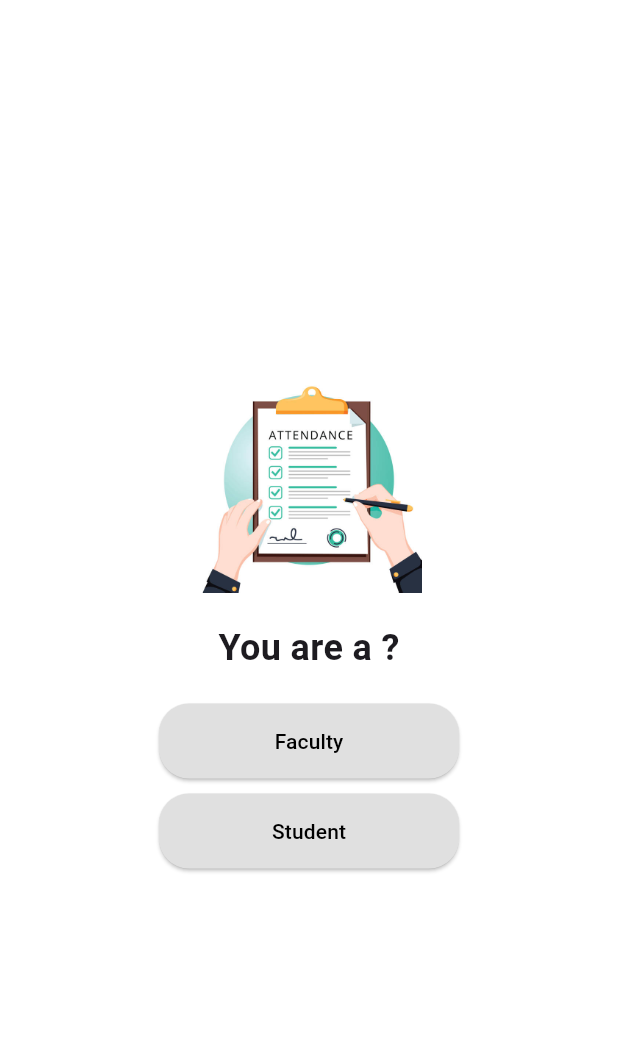
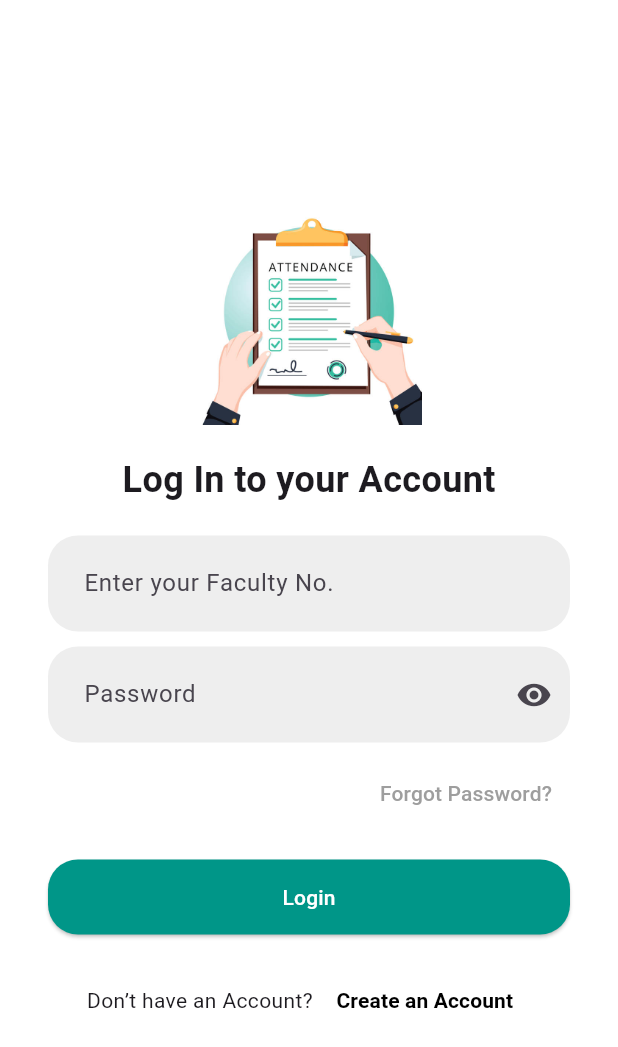
Before and after one commit to Aryanlanghanoja/Appathon_-_CPMAD, a Flutter app: the screen it shows after launch, after a tap on "Faculty", on a phone screen of 412 x 824 dp. Shown: the top 1047 px of the screen. Run offline on Flutter 3.47's test engine with Material 3 defaults, Android fonts, the phone set to English and light mode, and no system bars; our stand-ins replace firebase_core; accounts and stored records are empty.

Commit message:
Added Admin Login Screen

```diff
--- /dev/null
+++ b/quick_attend/lib/screens/admin side/admin_login.dart
@@ -0,0 +1,138 @@
+import 'package:flutter/material.dart';
+
+class AdminLoginScreen extends StatefulWidget {
+  const AdminLoginScreen({super.key});
+
+  @override
+  State<AdminLoginScreen> createState() => _AdminLoginScreenState();
+}
+
+class _AdminLoginScreenState extends State<AdminLoginScreen> {
+  bool _obscurePassword = true;
+
+  @override
+  Widget build(BuildContext context) {
+    return Scaffold(
+      backgroundColor: Colors.white,
+      body: Center(
+        child: Padding(
+          padding: const EdgeInsets.symmetric(horizontal: 32.0),
+          child: Column(
+            mainAxisAlignment: MainAxisAlignment.center,
+            children: [
+              // Display the logo image
+              Image.asset(
+                'assets/Images/Logo.jpg',
+                width: 150,
+                height: 150,
+                fit: BoxFit.cover,
+              ),
+              const SizedBox(height: 20),
+              // Display the login prompt
+              const Text(
+                'Log In to your Account',
+                style: TextStyle(
+                  fontSize: 24,
+                  fontWeight: FontWeight.bold,
+                ),
+              ),
+              const SizedBox(height: 20),
+              // Faculty number text field
+              TextField(
+                decoration: InputDecoration(
+                  hintText: 'Enter your Faculty No.',
+                  filled: true,
+                  fillColor: Colors.grey[200],
+                  contentPadding:
+                      const EdgeInsets.symmetric(vertical: 20, horizontal: 20),
+                  border: OutlineInputBorder(
+                    borderRadius: BorderRadius.circular(20),
+                    borderSide: BorderSide.none,
+                  ),
+                ),
+              ),
+              const SizedBox(height: 10),
+              // Password text field
+              TextField(
+                obscureText: _obscurePassword,
+                decoration: InputDecoration(
+                  hintText: 'Password',
+                  filled: true,
+                  fillColor: Colors.grey[200],
+                  contentPadding:
+                      const EdgeInsets.symmetric(vertical: 20, horizontal: 20),
+                  border: OutlineInputBorder(
+                    borderRadius: BorderRadius.circular(20),
+                    borderSide: BorderSide.none,
+                  ),
+                  suffixIcon: IconButton(
+                    icon: Icon(
+                      _obscurePassword
+                          ? Icons.visibility
+                          : Icons.visibility_off,
+                    ),
+                    onPressed: () {
+                      setState(() {
+                        _obscurePassword = !_obscurePassword;
+                      });
+                    },
+                  ),
+                ),
+              ),
+              const SizedBox(height: 10),
+              // Forgot Password link
+              Align(
+                alignment: Alignment.centerRight,
+                child: TextButton(
+                  onPressed: () {
+                    // Define forgot password action
+                  },
+                  child: const Text(
+                    'Forgot Password?',
+                    style: TextStyle(color: Colors.grey),
+                  ),
+                ),
+              ),
+              const SizedBox(height: 20),
+              // Login button
+              ElevatedButton(
+                onPressed: () {
+                  // Define login button action
+                },
+                style: ElevatedButton.styleFrom(
+                  backgroundColor: Colors.teal,
+                  foregroundColor: Colors.white,
+                  shape: RoundedRectangleBorder(
+                    borderRadius: BorderRadius.circular(20),
+                  ),
+                  minimumSize: const Size(double.infinity, 50),
+                ),
+                child: const Text('Login'),
+              ),
+              const SizedBox(height: 20),
+              // Create Account link
+              Row(
+                mainAxisAlignment: MainAxisAlignment.center,
+                children: [
+                  const Text("Don’t have an Account? "),
+                  TextButton(
+                    onPressed: () {
+                      // Define create account action
+                    },
+                    child: const Text(
+                      'Create an Account',
+                      style: TextStyle(
+                        fontWeight: FontWeight.bold,
+                        color: Colors.black,
+                      ),
+                    ),
+                  ),
+                ],
+              ),
+            ],
+          ),
+        ),
+      ),
+    );
+  }
+}
--- a/quick_attend/lib/screens/role_distibution.dart
+++ b/quick_attend/lib/screens/role_distibution.dart
@@ -1,4 +1,5 @@
 import 'package:flutter/material.dart';
+import 'package:quick_attend/screens/admin%20side/admin_login.dart';
 
 void main() {
   runApp(const MyApp());
@@ -50,7 +51,11 @@ class RoleSelectionScreen extends StatelessWidget {
             // Faculty button
             ElevatedButton(
               onPressed: () {
-                // Define faculty button action
+                Navigator.push(
+                  context,
+                  MaterialPageRoute(
+                      builder: (context) => const AdminLoginScreen()),
+                );
               },
               style: ElevatedButton.styleFrom(
                 backgroundColor: Colors.grey[300],
@@ -66,7 +71,7 @@ class RoleSelectionScreen extends StatelessWidget {
             // Student button
             ElevatedButton(
               onPressed: () {
-                // Define student button action
+
               },
               style: ElevatedButton.styleFrom(
                 backgroundColor: Colors.grey[300],
```
